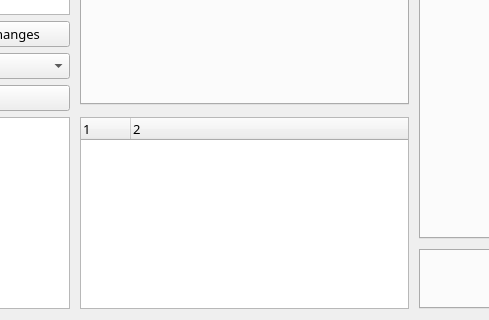
Above: ui/main.ui from sempr-tk/sempr-gui before the change; both pictures show x 270 to 759 and y 427 to 747 of the 1133 by 747 pixel window. Below: the same form after it.
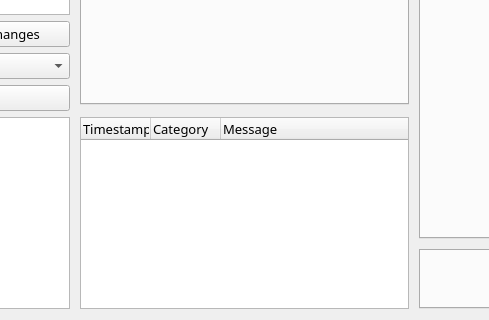
That is the form after the change. Custom widgets are drawn as their Qt base class.

Commit message: add LogData to tree widget

Diff of the .ui file:
```diff
--- a/ui/main.ui
+++ b/ui/main.ui
@@ -245,19 +245,24 @@
           </sizepolicy>
          </property>
          <property name="columnCount">
-          <number>2</number>
+          <number>3</number>
          </property>
          <attribute name="headerDefaultSectionSize">
-          <number>50</number>
+          <number>70</number>
          </attribute>
          <column>
           <property name="text">
-           <string/>
+           <string>Timestamp</string>
           </property>
          </column>
          <column>
           <property name="text">
-           <string/>
+           <string>Category</string>
+          </property>
+         </column>
+         <column>
+          <property name="text">
+           <string>Message</string>
           </property>
          </column>
         </widget>
```
The commit also changes 2 other files.
